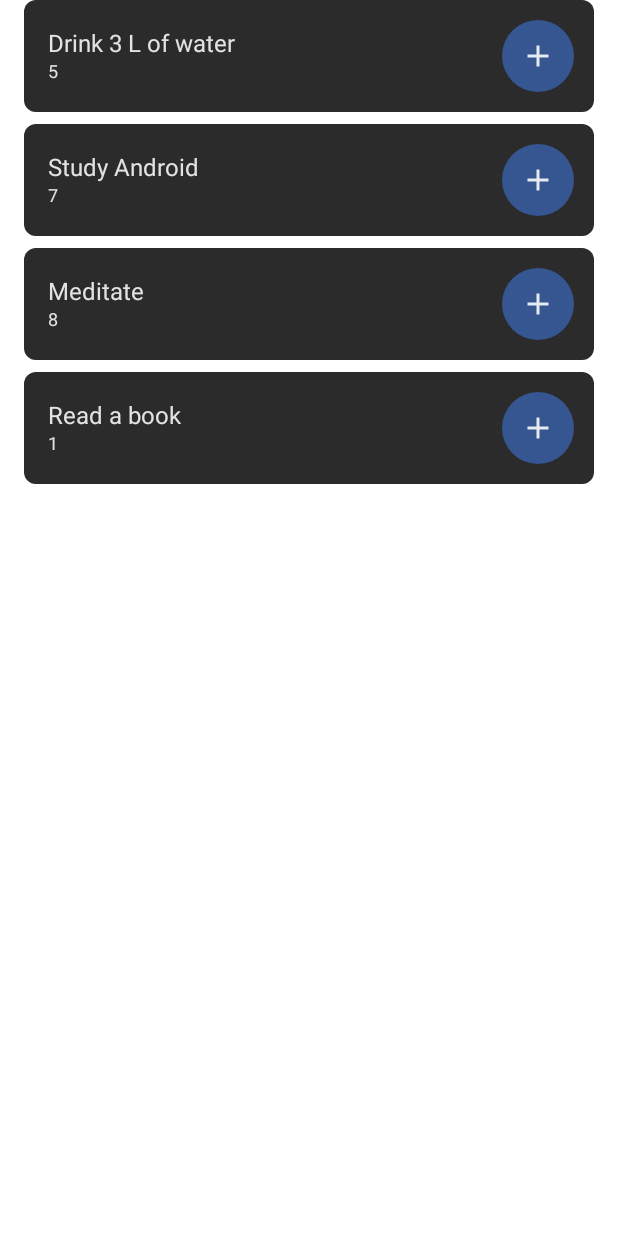
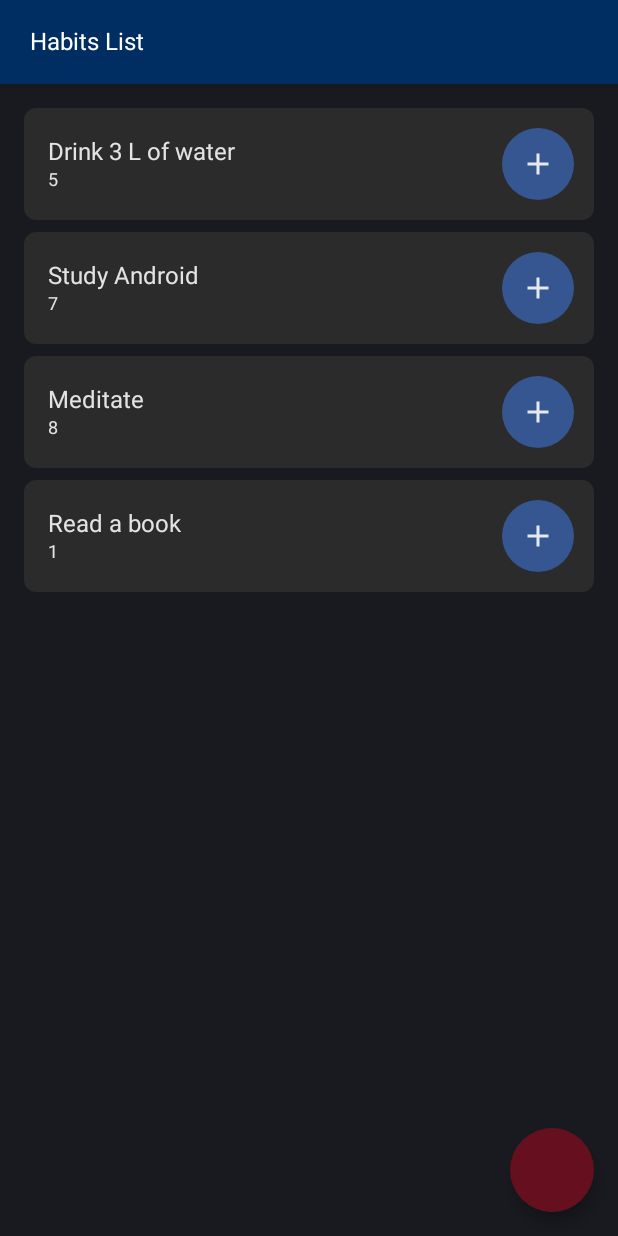
Before and after one commit to fesvieira/HabitsGoalsApp, an Android app built with Jetpack Compose: the @Preview function DefaultPreview, on a phone screen of 412 x 824 dp. Run offline under Robolectric (Android 15) with nearby library versions, the phone set to English and light mode, and no system bars.

Commit message:
make app bar

```diff
--- a/app/src/main/java/com/fesvieira/habitsgoals/MainActivity.kt
+++ b/app/src/main/java/com/fesvieira/habitsgoals/MainActivity.kt
@@ -1,7 +1,6 @@
 package com.fesvieira.habitsgoals
 
 import android.os.Bundle
-import android.widget.Space
 import androidx.activity.ComponentActivity
 import androidx.activity.compose.setContent
 import androidx.compose.foundation.background
@@ -15,42 +14,22 @@ import androidx.compose.runtime.Composable
 import androidx.compose.ui.Alignment
 import androidx.compose.ui.Modifier
 import androidx.compose.ui.draw.clip
+import androidx.compose.ui.draw.paint
 import androidx.compose.ui.graphics.Color
-import androidx.compose.ui.graphics.painter.Painter
-import androidx.compose.ui.modifier.modifierLocalConsumer
 import androidx.compose.ui.res.painterResource
 import androidx.compose.ui.tooling.preview.Preview
 import androidx.compose.ui.unit.dp
 import androidx.compose.ui.unit.sp
 import com.fesvieira.habitsgoals.model.Habit
 import com.fesvieira.habitsgoals.ui.theme.Blue500
+import com.fesvieira.habitsgoals.ui.theme.Blue700
 import com.fesvieira.habitsgoals.ui.theme.HabitsGoalsTheme
-import com.fesvieira.habitsgoals.ui.theme.black
 
 class MainActivity : ComponentActivity() {
     override fun onCreate(savedInstanceState: Bundle?) {
         super.onCreate(savedInstanceState)
         setContent {
-            val habitsList = listOf(
-                Habit("Drink 3 L of water", 5),
-                Habit("Study Android", 7),
-                Habit("Meditate", 8),
-                Habit("Read book", 1),
-            )
-            HabitsGoalsTheme {
-                HabitList(habitsList)
-            }
-        }
-    }
-}
-
-@Composable
-fun HabitList(list: List<Habit>) {
-    LazyColumn(verticalArrangement = Arrangement.spacedBy(8.dp)) {
-        items(list) { item ->
-            HabitCard(
-                name = item.name,
-                info = item.strike)
+            MainScreen()
         }
     }
 }
@@ -90,9 +69,8 @@ fun HabitCard(name: String, info: Int) {
                 Modifier
                     .padding(5.dp)
                     .clip(CircleShape)
-                    .background(Blue500)
-                ,
-            ){
+                    .background(Blue500),
+            ) {
                 Icon(
                     painter = painterResource(
                         id = R.drawable.ic_add
@@ -104,20 +82,61 @@ fun HabitCard(name: String, info: Int) {
     }
 }
 
+@Composable
+fun HabitList(list: List<Habit>) {
+    LazyColumn(
+        verticalArrangement = Arrangement.spacedBy(8.dp),
+        modifier = Modifier.padding(top = 16.dp)
+    ) {
+        items(list) { item ->
+            HabitCard(
+                name = item.name,
+                info = item.strike
+            )
+        }
+    }
+}
+
+@Composable
+fun MainScreen() {
+    HabitsGoalsTheme {
+        val habitsList = listOf(
+            Habit("Drink 3 L of water", 5),
+            Habit("Study Android", 7),
+            Habit("Meditate", 8),
+            Habit("Read a book", 1),
+        )
+        Scaffold(
+            topBar = {
+                TopAppBar(
+                    backgroundColor = Blue700,
+                ) {
+                    Text (
+                        text = "Habits List",
+                        color = Color.White,
+                        modifier = Modifier.padding(start = 16.dp)
+                    )
+                }
+            },
+            floatingActionButton = {
+                FloatingActionButton(
+                    onClick = { /*TODO*/ },
+                ) {
+
+                }
+            }
+        ) {
+            HabitList(list = habitsList)
+        }
+    }
+}
+
 @Preview(
     showBackground = true,
-//    widthDp = 360,
-//    heightDp = 640
+    widthDp = 360,
+    heightDp = 640
 )
 @Composable
 fun DefaultPreview() {
-    val habitsList = listOf(
-        Habit("Drink 3 L of water", 5),
-        Habit("Study Android", 7),
-        Habit("Meditate", 8),
-        Habit("Read a book", 1),
-    )
-    HabitsGoalsTheme {
-        HabitList(habitsList)
-    }
+    MainScreen()
 }
```
